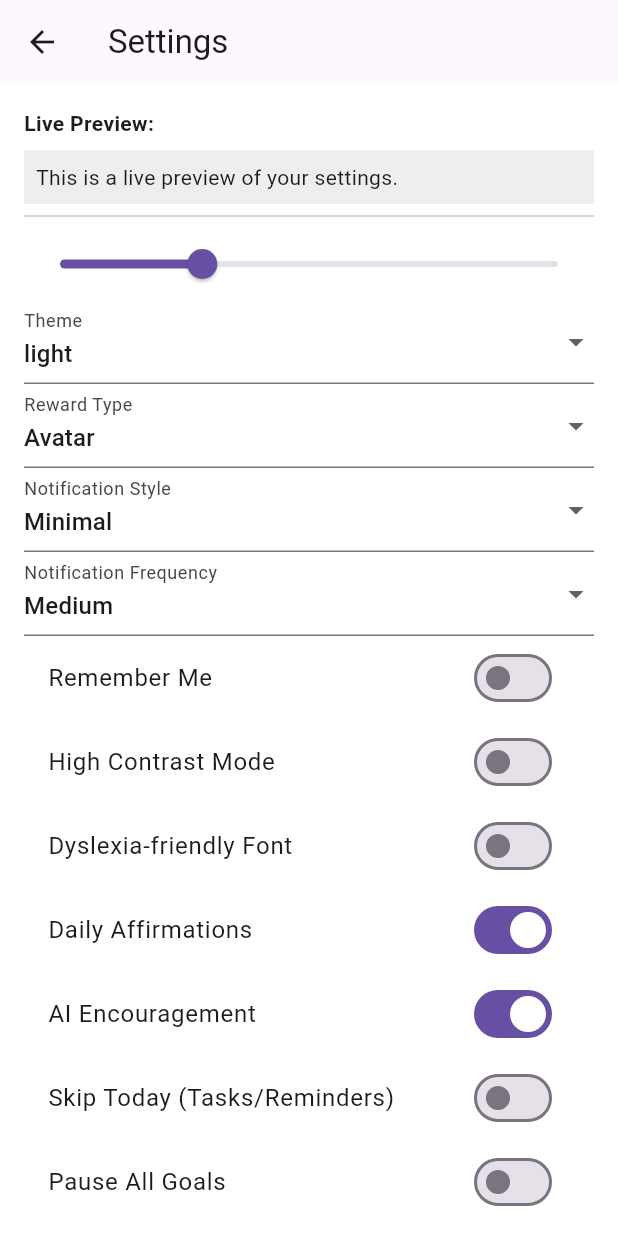
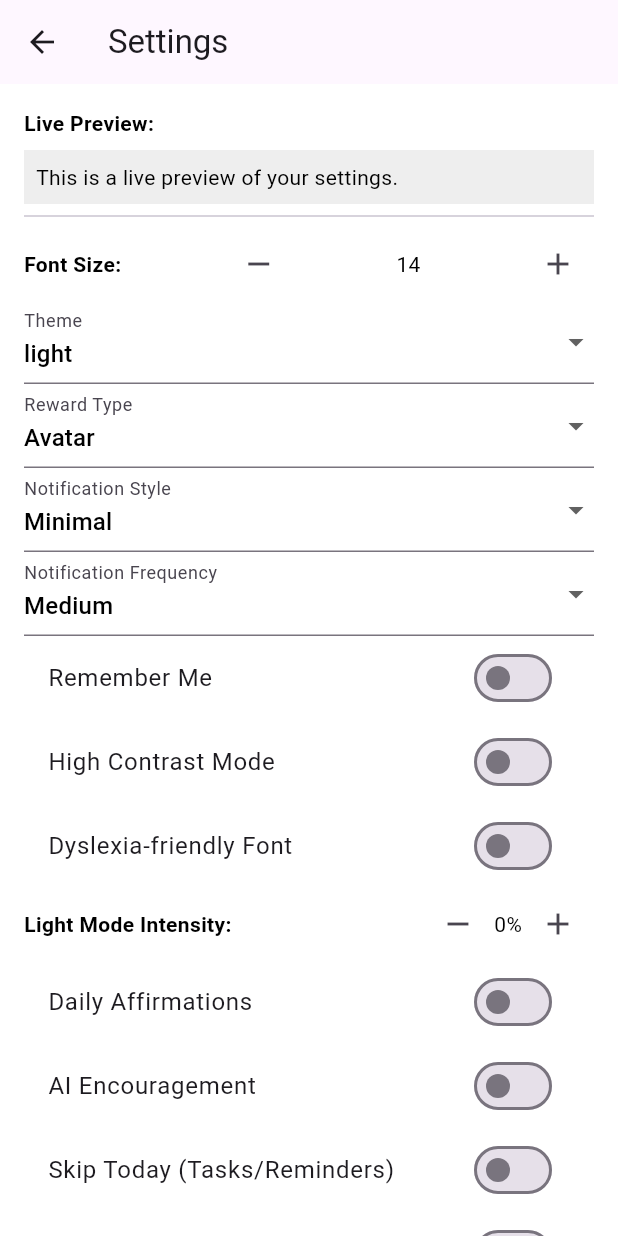
Before and after one commit to RandomSE/focusNexus, a Flutter app: the DashboardScreen screen opened by its route, after a tap on "Settings", on a phone screen of 412 x 824 dp. Run offline on Flutter 3.47's test engine with Material 3 defaults, Android fonts, the phone set to English and light mode, and no system bars; our stand-ins replace flutter_secure_storage; accounts and stored records are empty.

Commit message:
commit  12 - visual settings now apply to dashboard as well

```diff
--- a/lib/screens/dashboard_screen.dart
+++ b/lib/screens/dashboard_screen.dart
@@ -1,37 +1,24 @@
-// lib/screens/dashboard_screen.dart (replaced with final version that can be updated live)
+// lib/screens/dashboard_screen.dart
 import 'package:flutter/material.dart';
 import 'package:flutter_secure_storage/flutter_secure_storage.dart';
-
-import '../utils/common_utils.dart';
+import 'package:focusNexus/utils/BaseState.dart';
 
 class DashboardScreen extends StatefulWidget {
   const DashboardScreen({super.key});
+
 
   @override
   State<DashboardScreen> createState() => _DashboardScreenState();
 }
 
-class _DashboardScreenState extends State<DashboardScreen> {
+class _DashboardScreenState extends BaseState<DashboardScreen> {
+  final _storage = const FlutterSecureStorage();
   int _points = 0;
-  final _storage = const FlutterSecureStorage();
-  double userFontSize = 14.0;
-  String userTheme = 'light';
-  String rewardType = 'Avatar';
 
   @override
   void initState() {
     super.initState();
     _loadPoints();
-    CommonUtils.getUserPreferences(this);
-    _loadRewardType();
-  }
-
-  Future<void> _loadRewardType() async {
-    final storage = FlutterSecureStorage();
-    final stored = await storage.read(key: 'rewardType');
-    setState(() {
-      rewardType = stored ?? 'Avatar';
-    });
   }
 
   Future<void> _loadPoints() async {
@@ -40,6 +27,15 @@ class _DashboardScreenState extends State<DashboardScreen> {
     if (stored == null) await _storage.write(key: 'points', value: '50');
     setState(() => _points = value);
   }
+
+  @override
+  void didChangeDependencies() {
+    super.didChangeDependencies();
+    setState(() {
+      _loadPoints();  // Refresh points
+    });
+  }
+
 
   static Future<void> addPoints(int amount, String source) async {
     final storage = FlutterSecureStorage();
@@ -58,17 +54,42 @@ class _DashboardScreenState extends State<DashboardScreen> {
 
   @override
   Widget build(BuildContext context) {
-    return Scaffold(
+    final isDark = userTheme == 'dark';
+    final themeData = ThemeData(
+      brightness: isDark ? Brightness.dark : Brightness.light,
+      primaryColor: highContrastMode ? Colors.yellow : Colors.deepPurple,
+      scaffoldBackgroundColor: highContrastMode
+          ? Colors.yellow.withOpacity(0.3)
+          : isDark
+          ? Colors.black.withOpacity(backgroundBrightness)
+          : Colors.white.withOpacity(1 - backgroundBrightness),
+      textTheme: Theme.of(context).textTheme.apply(
+        fontSizeFactor: userFontSize / 14.0,
+        fontFamily: useDyslexiaFont ? 'OpenDyslexic' : null,
+        bodyColor: isDark ? Colors.grey[300] : Colors.black,
+        displayColor: isDark ? Colors.grey[300] : Colors.black,
+      ),
+    );
+
+    return Theme(
+      data: themeData,
+      child: Scaffold(
         appBar: AppBar(title: const Text('FocusNexus Dashboard')),
         body: ListView(
           padding: const EdgeInsets.all(16.0),
           children: [
-          Text('Points: $_points', style: const TextStyle(fontSize: 18)),
+            Text('Points: $_points', style: TextStyle(fontSize: userFontSize)),
             const SizedBox(height: 10),
             ElevatedButton(
-            onPressed: () => Navigator.pushNamed(context, 'settings'),
+              onPressed: () => Navigator.pushNamed(context, 'settings')
+                  .then((_) {
+                setState(() {
+                  _loadPoints();  // Reload points
+                });
+              }),
               child: const Text('Settings'),
             ),
+
             ElevatedButton(
               onPressed: () => Navigator.pushNamed(context, 'reward'),
               child: Text('Reward: $rewardType'),
@@ -90,11 +111,13 @@ class _DashboardScreenState extends State<DashboardScreen> {
               child: const Text('Tasks'),
             ),
             ElevatedButton(
-            onPressed: () => Navigator.pushNamed(context, 'goals').then((_) => _loadPoints()),
+              onPressed: () =>
+                  Navigator.pushNamed(context, 'goals').then((_) => _loadPoints()),
               child: const Text('Goal Setting'),
             ),
           ],
         ),
+      ),
     );
   }
 }
--- a/lib/screens/settings_screen.dart
+++ b/lib/screens/settings_screen.dart
@@ -1,6 +1,5 @@
-// lib/screens/settings_screen.dart
 import 'package:flutter/material.dart';
-import 'package:flutter_secure_storage/flutter_secure_storage.dart';
+import 'package:focusNexus/utils/BaseState.dart';
 
 class SettingsScreen extends StatefulWidget {
   const SettingsScreen({super.key});
@@ -9,72 +8,21 @@ class SettingsScreen extends StatefulWidget {
   State<SettingsScreen> createState() => _SettingsScreenState();
 }
 
-class _SettingsScreenState extends State<SettingsScreen> {
-  final _storage = const FlutterSecureStorage();
-
-  double _fontSize = 14.0;
-  String _theme = 'light';
-  String _rewardType = 'Avatar';
-  String _notificationStyle = 'Minimal';
-  String _notificationFrequency = 'Medium';
-  bool _rememberMe = false;
-  bool _highContrast = false;
-  bool _dyslexiaFont = false;
-  double _bgBrightness = 0.5;
-  bool _aiEncouragement = true;
-  bool _dailyAffirmations = true;
-  bool _skipToday = false;
-  bool _pauseGoals = false;
-
-  @override
-  void initState() {
-    super.initState();
-    _loadSettings();
-  }
-
-  Future<void> _loadSettings() async {
-    _fontSize = double.tryParse(await _read('fontSize')) ?? 14.0;
-    _theme = await _read('theme') ?? 'light';
-    _rewardType = await _read('rewardType') ?? 'Avatar';
-    _notificationStyle = await _read('notificationStyle') ?? 'Minimal';
-    _notificationFrequency = await _read('notificationFrequency') ?? 'Medium';
-    _rememberMe = await _read('rememberMe') == 'true';
-    _highContrast = await _read('highContrast') == 'true';
-    _dyslexiaFont = await _read('dyslexiaFont') == 'true';
-    _bgBrightness = double.tryParse(await _read('bgBrightness')) ?? 0.5;
-    _aiEncouragement = await _read('aiEncouragement') != 'false';
-    _dailyAffirmations = await _read('dailyAffirmations') != 'false';
-    _skipToday = await _read('skipToday') == 'true';
-    _pauseGoals = await _read('pauseGoals') == 'true';
-
-    WidgetsBinding.instance.addPostFrameCallback((_) {
-      setState(() {});
-    });
-  }
-
-  Future<String> _read(String key) async {
-    try {
-      return await _storage.read(key: key) ?? '';
-    } catch (_) {
-      return '';
-    }
-  }
-
-  Future<void> _save(String key, String value) =>
-      _storage.write(key: key, value: value);
-
+class _SettingsScreenState extends BaseState<SettingsScreen> {
   @override
   Widget build(BuildContext context) {
-    final isDark = _theme == 'dark';
+    final isDark = userTheme == 'dark';
     final themeData = ThemeData(
       brightness: isDark ? Brightness.dark : Brightness.light,
-      primaryColor: _highContrast ? Colors.yellow : Colors.deepPurple,
-      fontFamily: _dyslexiaFont ? 'OpenDyslexic' : null,
+      primaryColor: highContrastMode ? Colors.yellow : Colors.deepPurple,
       scaffoldBackgroundColor: isDark
-          ? Colors.black.withOpacity(_bgBrightness)
-          : Colors.white.withOpacity(1 - _bgBrightness),
+          ? Colors.black.withOpacity(backgroundBrightness)
+          : Colors.white.withOpacity(1 - backgroundBrightness),
       textTheme: Theme.of(context).textTheme.apply(
-        fontSizeFactor: _fontSize / 14.0,
+        fontSizeFactor: userFontSize / 14.0,
+        fontFamily: useDyslexiaFont ? 'OpenDyslexic' : null,
+        bodyColor: isDark ? Colors.grey[300] : Colors.black,
+        displayColor: isDark ? Colors.grey[300] : Colors.black,
       ),
     );
 
@@ -88,173 +36,120 @@ class _SettingsScreenState extends State<SettingsScreen> {
             Text(
               'Live Preview:',
               style: TextStyle(
-                fontSize: _fontSize,
+                fontSize: userFontSize,
                 fontWeight: FontWeight.bold,
               ),
             ),
             const SizedBox(height: 8),
             Container(
               padding: const EdgeInsets.all(8),
-              color: _highContrast ? Colors.yellow : Colors.grey[200],
+              color: highContrastMode ? Colors.yellow : Colors.grey[200],
               child: Text(
                 'This is a live preview of your settings.',
-                style: TextStyle(fontSize: _fontSize),
+                style: TextStyle(fontSize: userFontSize),
               ),
             ),
             const Divider(),
-            Slider(
-              value: _fontSize,
-              min: 10,
-              max: 24,
-              label: 'Font Size $_fontSize',
-              onChanged: (v) => setState(() => _fontSize = v),
-              onChangeEnd: (v) => _save('fontSize', v.toString()),
+            Row(
+              mainAxisAlignment: MainAxisAlignment.spaceBetween,
+              children: [
+                const Text('Font Size:', style: TextStyle(fontWeight: FontWeight.bold)),
+                IconButton(
+                  icon: const Icon(Icons.remove),
+                  onPressed: () {
+                    if (userFontSize > 10) setUserFontSize(userFontSize - 2);
+                  },
+                ),
+                Text('${userFontSize.toInt()}'),
+                IconButton(
+                  icon: const Icon(Icons.add),
+                  onPressed: () {
+                    if (userFontSize < 24) setUserFontSize(userFontSize + 2);
+                  },
+                ),
+              ],
             ),
             DropdownButtonFormField<String>(
-              value: ['light', 'dark'].contains(_theme) ? _theme : 'light',
-              items:
-                  ['light', 'dark']
+              value: userTheme,
+              items: ['light', 'dark']
                   .map((e) => DropdownMenuItem(value: e, child: Text(e)))
                   .toList(),
-              onChanged:
-                  (val) => setState(() {
-                    _theme = val!;
-                    _save('theme', _theme);
-                  }),
+              onChanged: (val) => setUserTheme(val ?? 'light'),
               decoration: const InputDecoration(labelText: 'Theme'),
             ),
             DropdownButtonFormField<String>(
-              value:
-                  ['Avatar', 'Mini-game', 'Leaderboard'].contains(_rewardType)
-                      ? _rewardType
-                      : 'Avatar',
-              items:
-                  ['Avatar', 'Mini-game', 'Leaderboard']
+              value: rewardType,
+              items: ['Avatar', 'Mini-game', 'Leaderboard']
                   .map((e) => DropdownMenuItem(value: e, child: Text(e)))
                   .toList(),
-              onChanged:
-                  (val) => setState(() {
-                    _rewardType = val!;
-                    _save('rewardType', _rewardType);
-                  }),
+              onChanged: (val) => setRewardType(val ?? 'Avatar'),
               decoration: const InputDecoration(labelText: 'Reward Type'),
             ),
-            DropdownButtonFormField(
-              value:
-                  [
-                        'Minimal',
-                        'Vibrant',
-                        'Animated',
-                      ].contains(_notificationStyle)
-                      ? _notificationStyle
-                      : 'Minimal',
-              items:
-                  ['Minimal', 'Vibrant', 'Animated']
+            DropdownButtonFormField<String>(
+              value: notificationStyle,
+              items: ['Minimal', 'Vibrant', 'Animated']
                   .map((e) => DropdownMenuItem(value: e, child: Text(e)))
                   .toList(),
-              onChanged: (val) => _save('notificationStyle', val!),
-              decoration: const InputDecoration(
-                labelText: 'Notification Style',
+              onChanged: (val) => setNotificationStyle(val ?? 'Minimal'),
+              decoration: const InputDecoration(labelText: 'Notification Style'),
+            ),
+            DropdownButtonFormField<String>(
+              value: notificationFrequency,
+              items: ['Low', 'Medium', 'High']
+                  .map((e) => DropdownMenuItem(value: e, child: Text(e)))
+                  .toList(),
+              onChanged: (val) => setNotificationFrequency(val ?? 'Medium'),
+              decoration: const InputDecoration(labelText: 'Notification Frequency'),
+            ),
+            SwitchListTile(title: const Text('Remember Me'), value: rememberMe, onChanged: setRememberMe),
+            SwitchListTile(title: const Text('High Contrast Mode'), value: highContrastMode, onChanged: setHighContrastMode),
+            SwitchListTile(title: const Text('Dyslexia-friendly Font'), value: useDyslexiaFont, onChanged: setUseDyslexiaFont),
+            Row(
+              mainAxisAlignment: MainAxisAlignment.spaceBetween,
+              children: [
+                Expanded(
+                  child: Text(
+                    'Light Mode Intensity:',
+                    style: TextStyle(fontWeight: FontWeight.bold),
+                    overflow: TextOverflow.ellipsis,
+                    softWrap: true,
                   ),
                 ),
-            DropdownButtonFormField(
-              value:
-                  ['Low', 'Medium', 'High'].contains(_notificationFrequency)
-                      ? _notificationFrequency
-                      : 'Medium',
-              items:
-                  ['Low', 'Medium', 'High']
-                      .map((e) => DropdownMenuItem(value: e, child: Text(e)))
-                      .toList(),
-              onChanged: (val) => _save('notificationFrequency', val!),
-              decoration: const InputDecoration(
-                labelText: 'Notification Frequency',
+                IconButton(
+                  icon: const Icon(Icons.remove),
+                  onPressed: () {
+                    if (backgroundBrightness > 0.0) {
+                      setBackgroundBrightness((backgroundBrightness - 0.07).clamp(0.0, 0.7));
+                    }
+                  },
                 ),
+                Text('${((backgroundBrightness / 0.7) * 100).round() ~/ 10 * 10}%'),
+                IconButton(
+                  icon: const Icon(Icons.add),
+                  onPressed: () {
+                    if (backgroundBrightness < 0.7) {
+                      setBackgroundBrightness((backgroundBrightness + 0.07).clamp(0.0, 0.7));
+                    }
+                  },
                 ),
-            SwitchListTile(
-              title: const Text('Remember Me'),
-              value: _rememberMe,
-              onChanged:
-                  (v) => setState(() {
-                    _rememberMe = v;
-                    _save('rememberMe', v.toString());
-                    if (!v) _storage.write(key: 'loggedIn', value: 'false');
-                  }),
+              ],
             ),
-            SwitchListTile(
-              title: const Text('High Contrast Mode'),
-              value: _highContrast,
-              onChanged:
-                  (v) => setState(() {
-                    _highContrast = v;
-                    _save('highContrast', v.toString());
-                  }),
-            ),
-            SwitchListTile(
-              title: const Text('Dyslexia-friendly Font'),
-              value: _dyslexiaFont,
-              onChanged:
-                  (v) => setState(() {
-                    _dyslexiaFont = v;
-                    _save('dyslexiaFont', v.toString());
-                  }),
-            ),
-            SwitchListTile(
-              title: const Text('Daily Affirmations'),
-              value: _dailyAffirmations,
-              onChanged:
-                  (v) => setState(() {
-                    _dailyAffirmations = v;
-                    _save('dailyAffirmations', v.toString());
-                  }),
-            ),
-            SwitchListTile(
-              title: const Text('AI Encouragement'),
-              value: _aiEncouragement,
-              onChanged:
-                  (v) => setState(() {
-                    _aiEncouragement = v;
-                    _save('aiEncouragement', v.toString());
-                  }),
-            ),
-            SwitchListTile(
-              title: const Text('Skip Today (Tasks/Reminders)'),
-              value: _skipToday,
-              onChanged:
-                  (v) => setState(() {
-                    _skipToday = v;
-                    _save('skipToday', v.toString());
-                  }),
-            ),
-            SwitchListTile(
-              title: const Text('Pause All Goals'),
-              value: _pauseGoals,
-              onChanged:
-                  (v) => setState(() {
-                    _pauseGoals = v;
-                    _save('pauseGoals', v.toString());
-                  }),
-            ),
-            Slider(
-              value: _bgBrightness,
-              min: 0.0,
-              max: 1.0,
-              label: 'Dark Mode Brightness: ${(_bgBrightness * 100).round()}%',
-              onChanged: (v) => setState(() => _bgBrightness = v),
-              onChangeEnd: (v) => _save('bgBrightness', v.toString()),
-            ),
+            SwitchListTile(title: const Text('Daily Affirmations'), value: dailyAffirmations, onChanged: setDailyAffirmations),
+            SwitchListTile(title: const Text('AI Encouragement'), value: aiEncouragement, onChanged: setAiEncouragement),
+            SwitchListTile(title: const Text('Skip Today (Tasks/Reminders)'), value: skipToday, onChanged: setSkipToday),
+            SwitchListTile(title: const Text('Pause Goals'), value: pauseGoals, onChanged: setPauseGoals),
             const Divider(),
             ElevatedButton(
               onPressed: () async {
-                await _storage.deleteAll();
+                await clearPreferences();
                 setState(() {});
               },
               child: const Text('Clear Preferences and Reset Assistant'),
             ),
             ElevatedButton(
               onPressed: () async {
-                await _storage.write(key: 'loggedIn', value: 'false');
-                if (!_rememberMe) await _storage.deleteAll();
+                await setRememberMe(false);
+                await setLoggedIn(false);
                 if (!mounted) return;
                 Navigator.pushReplacementNamed(context, 'auth');
               },
--- /dev/null
+++ b/lib/utils/BaseState.dart
@@ -0,0 +1,174 @@
+import 'package:flutter/material.dart';
+import 'package:flutter_secure_storage/flutter_secure_storage.dart';
+
+abstract class BaseState<T extends StatefulWidget> extends State<T> {
+  final _storage = const FlutterSecureStorage();
+
+  // Common user preferences with defaults
+  double _userFontSize = 14.0;
+  String _userTheme = 'light';
+  String _rewardType = 'Avatar';
+  String _notificationStyle = 'Minimal';
+  String _notificationFrequency = 'Medium';
+  bool _rememberMe = false;
+  bool _highContrastMode = false;
+  bool _useDyslexiaFont = false;
+  double _backgroundBrightness = 0.0;
+  bool _aiEncouragement = true;
+  bool _dailyAffirmations = true;
+  bool _skipToday = false;
+  bool _pauseGoals = false;
+  bool _loggedIn = false;
+
+  @override
+  void initState() {
+    super.initState();
+    _loadUserPreferences();
+  }
+
+  Future<void> _loadUserPreferences() async {
+    final theme = await _storage.read(key: 'theme') ?? 'light';
+    final fontSize = double.tryParse(await _storage.read(key: 'fontSize') ?? '') ?? 14.0;
+    final useDyslexiaFont = (await _storage.read(key: 'dyslexiaFont')) == 'true';
+    final highContrastMode = (await _storage.read(key: 'highContrast')) == 'true';
+    final dailyAffirmations = (await _storage.read(key: 'dailyAffirmations')) == 'true';
+    final aiEncouragement = (await _storage.read(key: 'aiEncouragement')) == 'true';
+    final bgBrightness = double.tryParse(await _storage.read(key: 'bgBrightness') ?? '') ?? 0.0;
+
+    if (!mounted) return;
+    setState(() {
+      _userTheme = theme;
+      _userFontSize = fontSize;
+      _highContrastMode = highContrastMode;
+      _useDyslexiaFont = useDyslexiaFont;
+      _dailyAffirmations = dailyAffirmations;
+      _aiEncouragement = aiEncouragement;
+      _backgroundBrightness = bgBrightness;
+    });
+  }
+
+  // Getters
+  double get userFontSize => _userFontSize;
+  String get userTheme => _userTheme;
+  String get rewardType => _rewardType;
+  String get notificationStyle => _notificationStyle;
+  String get notificationFrequency => _notificationFrequency;
+  bool get rememberMe => _rememberMe;
+  bool get highContrastMode => _highContrastMode;
+  bool get useDyslexiaFont => _useDyslexiaFont;
+  double get backgroundBrightness => _backgroundBrightness;
+  bool get aiEncouragement => _aiEncouragement;
+  bool get dailyAffirmations => _dailyAffirmations;
+  bool get skipToday => _skipToday;
+  bool get pauseGoals => _pauseGoals;
+  bool get loggedIn => _loggedIn;
+
+  // Setters
+  Future<void> setUserFontSize(double value) async {
+    setState(() => _userFontSize = value);
+    await _storage.write(key: 'fontSize', value: value.toString());
+  }
+
+  Future<void> setUserTheme(String value) async {
+    setState(() => _userTheme = value);
+    await _storage.write(key: 'theme', value: value);
+  }
+
+  Future<void> setRewardType(String value) async {
+    setState(() => _rewardType = value);
+    await _storage.write(key: 'rewardType', value: value);
+  }
+
+  Future<void> setNotificationStyle(String value) async {
+    setState(() => _notificationStyle = value);
+    await _storage.write(key: 'notificationStyle', value: value);
+  }
+
+  Future<void> setNotificationFrequency(String value) async {
+    setState(() => _notificationFrequency = value);
+    await _storage.write(key: 'notificationFrequency', value: value);
+  }
+
+  Future<void> setRememberMe(bool value) async {
+    setState(() => _rememberMe = value);
+    await _storage.write(key: 'rememberMe', value: value.toString());
+  }
+
+  Future<void> setHighContrastMode(bool value) async {
+    setState(() => _highContrastMode = value);
+    await _storage.write(key: 'highContrast', value: value.toString());
+  }
+
+  Future<void> setUseDyslexiaFont(bool value) async {
+    setState(() => _useDyslexiaFont = value);
+    await _storage.write(key: 'dyslexiaFont', value: value.toString());
+  }
+
+  Future<void> setBackgroundBrightness(double value) async {
+    setState(() => _backgroundBrightness = value);
+    await _storage.write(key: 'bgBrightness', value: value.toString());
+  }
+
+  Future<void> setAiEncouragement(bool value) async {
+    setState(() => _aiEncouragement = value);
+    await _storage.write(key: 'aiEncouragement', value: value.toString());
+  }
+
+  Future<void> setDailyAffirmations(bool value) async {
+    setState(() => _dailyAffirmations = value);
+    await _storage.write(key: 'dailyAffirmations', value: value.toString());
+  }
+
+  Future<void> setSkipToday(bool value) async {
+    setState(() => _skipToday = value);
+    await _storage.write(key: 'skipToday', value: value.toString());
+  }
+
+  Future<void> setPauseGoals(bool value) async {
+    setState(() => _pauseGoals = value);
+    await _storage.write(key: 'pauseGoals', value: value.toString());
+  }
+
+  Future<void>setLoggedIn(bool value) async {
+    setState(() => _loggedIn = value);
+    await _storage.write(key: 'pauseGoals', value: value.toString());
+
+  }
+
+  Future<void> clearPreferences() async {
+    await _storage.deleteAll();
+
+    setState(() {
+      _userFontSize = 14.0;
+      _userTheme = 'light';
+      _rewardType = 'Avatar';
+      _notificationStyle = 'Minimal';
+      _notificationFrequency = 'Medium';
+      _rememberMe = false;
+      _highContrastMode = false;
+      _useDyslexiaFont = false;
+      _backgroundBrightness = 0.0;
+      _aiEncouragement = true;
+      _dailyAffirmations = true;
+      _skipToday = false;
+      _pauseGoals = false;
+      _loggedIn = false;
+    });
+
+    await setUserFontSize(14.0);
+    await setUserTheme('light');
+    await setRewardType('Avatar');
+    await setNotificationStyle('Minimal');
+    await setNotificationFrequency('Medium');
+    await setRememberMe(false);
+    await setHighContrastMode(false);
+    await setUseDyslexiaFont(false);
+    await setBackgroundBrightness(0.0);
+    await setAiEncouragement(true);
+    await setDailyAffirmations(true);
+    await setSkipToday(false);
+    await setPauseGoals(false);
+    await setLoggedIn(false);
+  }
+
+}
--- a/lib/utils/common_utils.dart
+++ b/lib/utils/common_utils.dart
@@ -10,7 +10,7 @@ class CommonUtils {
     final fontSize = double.tryParse(await _storage.read(key: 'fontSize') ?? '') ?? 14.0;
     final highContrast = (await _storage.read(key: 'highContrast')) == 'true';
     final dyslexiaFont = (await _storage.read(key: 'dyslexiaFont')) == 'true';
-    final bgBrightness = await _storage.read(key: 'bgBrightness') ?? '0.5';
+    final bgBrightness = await _storage.read(key: 'bgBrightness') ?? '0.0';
 
     if (state.mounted) {
       state.setState(() {
```
Lines whose indentation alone changed are shown as unchanged.
